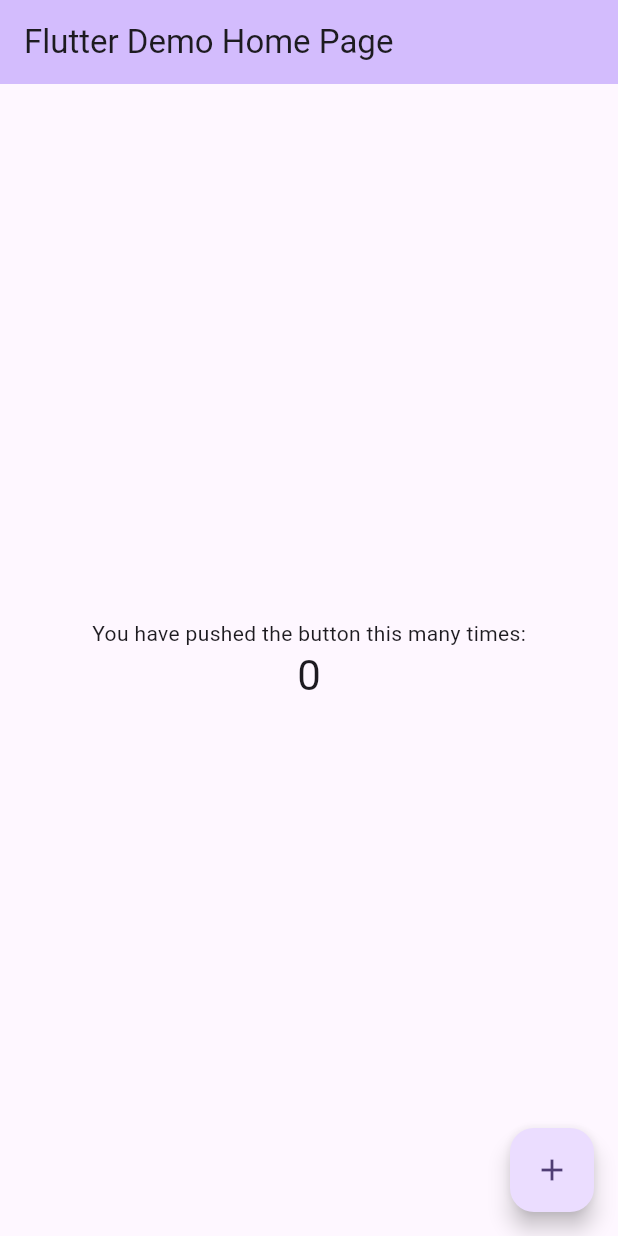
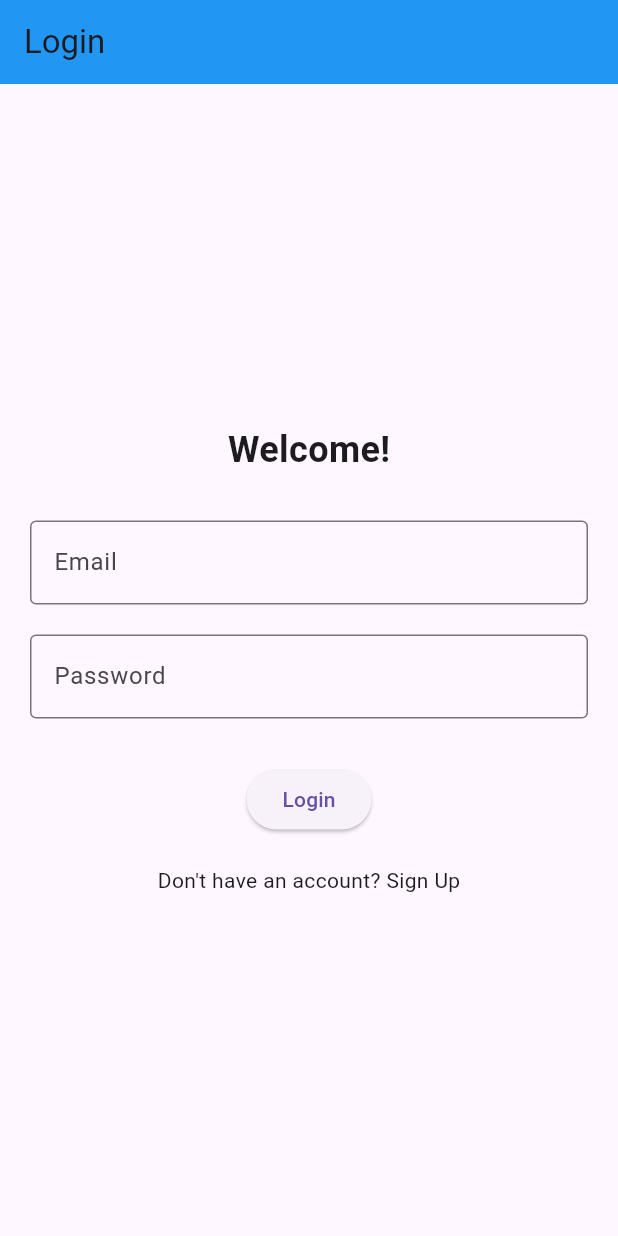
Before and after one commit to AshiyaAjare/Flutter-Training, a Flutter app: the screen it shows after launch, on a phone screen of 412 x 824 dp. Run offline on Flutter 3.47's test engine with Material 3 defaults, Android fonts, the phone set to English and light mode, and no system bars.

Commit message:
Add assignment for day-1, to create a simple login page

```diff
--- a/flutter_app/lib/main.dart
+++ b/flutter_app/lib/main.dart
@@ -1,122 +1,93 @@
 import 'package:flutter/material.dart';
 
+
 void main() {
-  runApp(const MyApp());
+ runApp(MyApp());
 }
-
 class MyApp extends StatelessWidget {
-  const MyApp({super.key});
-
-  // This widget is the root of your application.
  @override
  Widget build(BuildContext context) {
    return MaterialApp(
-      title: 'Flutter Demo',
-      theme: ThemeData(
-        // This is the theme of your application.
-        //
-        // TRY THIS: Try running your application with "flutter run". You'll see
-        // the application has a purple toolbar. Then, without quitting the app,
-        // try changing the seedColor in the colorScheme below to Colors.green
-        // and then invoke "hot reload" (save your changes or press the "hot
-        // reload" button in a Flutter-supported IDE, or press "r" if you used
-        // the command line to start the app).
-        //
-        // Notice that the counter didn't reset back to zero; the application
-        // state is not lost during the reload. To reset the state, use hot
-        // restart instead.
-        //
-        // This works for code too, not just values: Most code changes can be
-        // tested with just a hot reload.
-        colorScheme: ColorScheme.fromSeed(seedColor: Colors.deepPurple),
-      ),
-      home: const MyHomePage(title: 'Flutter Demo Home Page'),
+     title: 'Simple Login App',
+     home: LoginPage(),
    );
  }
 }
-
-class MyHomePage extends StatefulWidget {
-  const MyHomePage({super.key, required this.title});
-
-  // This widget is the home page of your application. It is stateful, meaning
-  // that it has a State object (defined below) that contains fields that affect
-  // how it looks.
-
-  // This class is the configuration for the state. It holds the values (in this
-  // case the title) provided by the parent (in this case the App widget) and
-  // used by the build method of the State. Fields in a Widget subclass are
-  // always marked "final".
-
-  final String title;
-
+class LoginPage extends StatefulWidget {
  @override
-  State<MyHomePage> createState() => _MyHomePageState();
+ _LoginPageState createState() => _LoginPageState();
 }
-
-class _MyHomePageState extends State<MyHomePage> {
-  int _counter = 0;
-
-  void _incrementCounter() {
-    setState(() {
-      // This call to setState tells the Flutter framework that something has
-      // changed in this State, which causes it to rerun the build method below
-      // so that the display can reflect the updated values. If we changed
-      // _counter without calling setState(), then the build method would not be
-      // called again, and so nothing would appear to happen.
-      _counter++;
-    });
-  }
-
+class _LoginPageState extends State<LoginPage> {
+ final _emailController = TextEditingController();
+ final _passwordController = TextEditingController();
  @override
  Widget build(BuildContext context) {
-    // This method is rerun every time setState is called, for instance as done
-    // by the _incrementCounter method above.
-    //
-    // The Flutter framework has been optimized to make rerunning build methods
-    // fast, so that you can just rebuild anything that needs updating rather
-    // than having to individually change instances of widgets.
    return Scaffold(
      appBar: AppBar(
-        // TRY THIS: Try changing the color here to a specific color (to
-        // Colors.amber, perhaps?) and trigger a hot reload to see the AppBar
-        // change color while the other colors stay the same.
-        backgroundColor: Theme.of(context).colorScheme.inversePrimary,
-        // Here we take the value from the MyHomePage object that was created by
-        // the App.build method, and use it to set our appbar title.
-        title: Text(widget.title),
+       title: Text('Login'),
+       backgroundColor: Colors.blue,
      ),
-      body: Center(
-        // Center is a layout widget. It takes a single child and positions it
-        // in the middle of the parent.
+     body: Padding(
+       padding: EdgeInsets.all(20.0),
        child: Column(
-          // Column is also a layout widget. It takes a list of children and
-          // arranges them vertically. By default, it sizes itself to fit its
-          // children horizontally, and tries to be as tall as its parent.
-          //
-          // Column has various properties to control how it sizes itself and
-          // how it positions its children. Here we use mainAxisAlignment to
-          // center the children vertically; the main axis here is the vertical
-          // axis because Columns are vertical (the cross axis would be
-          // horizontal).
-          //
-          // TRY THIS: Invoke "debug painting" (choose the "Toggle Debug Paint"
-          // action in the IDE, or press "p" in the console), to see the
-          // wireframe for each widget.
          mainAxisAlignment: MainAxisAlignment.center,
-          children: <Widget>[
-            const Text('You have pushed the button this many times:'),
+         children: [
+           // Welcome Text
            Text(
-              '$_counter',
-              style: Theme.of(context).textTheme.headlineMedium,
+             'Welcome!',
+             style: TextStyle(
+               fontSize: 24,
+               fontWeight: FontWeight.bold,
              ),
+           ),
+           SizedBox(height: 30),
+           // Email Field
+           TextField(
+             controller: _emailController,
+             decoration: InputDecoration(
+               labelText: 'Email',
+               border: OutlineInputBorder(),
+             ),
+           ),
+           SizedBox(height: 20),
+           // Password Field
+           TextField(
+             controller: _passwordController,
+             obscureText: true,
+             decoration: InputDecoration(
+               labelText: 'Password',
+               border: OutlineInputBorder(),
+             ),
+           ),
+           SizedBox(height: 30),
+           // Login Button
+           ElevatedButton(
+             onPressed: () {
+               _handleLogin();
+             },
+             child: Text('Login'),
+           ),
+           SizedBox(height: 20),
+           // Sign Up Text
+           Text("Don't have an account? Sign Up"),
          ],
        ),
      ),
-      floatingActionButton: FloatingActionButton(
-        onPressed: _incrementCounter,
-        tooltip: 'Increment',
-        child: const Icon(Icons.add),
-      ), // This trailing comma makes auto-formatting nicer for build methods.
+   );
+ }
+ void _handleLogin() {
+   String email = _emailController.text;
+   String password = _passwordController.text;
+
+
+   if (email.isEmpty || password.isEmpty) {
+     ScaffoldMessenger.of(context).showSnackBar(
+       SnackBar(content: Text('Please fill in all fields')),
+     );
+   } else {
+     ScaffoldMessenger.of(context).showSnackBar(
+       SnackBar(content: Text('Login successful!')),
      );
    }
  }
+}
```
Lines whose indentation alone changed are shown as unchanged.
